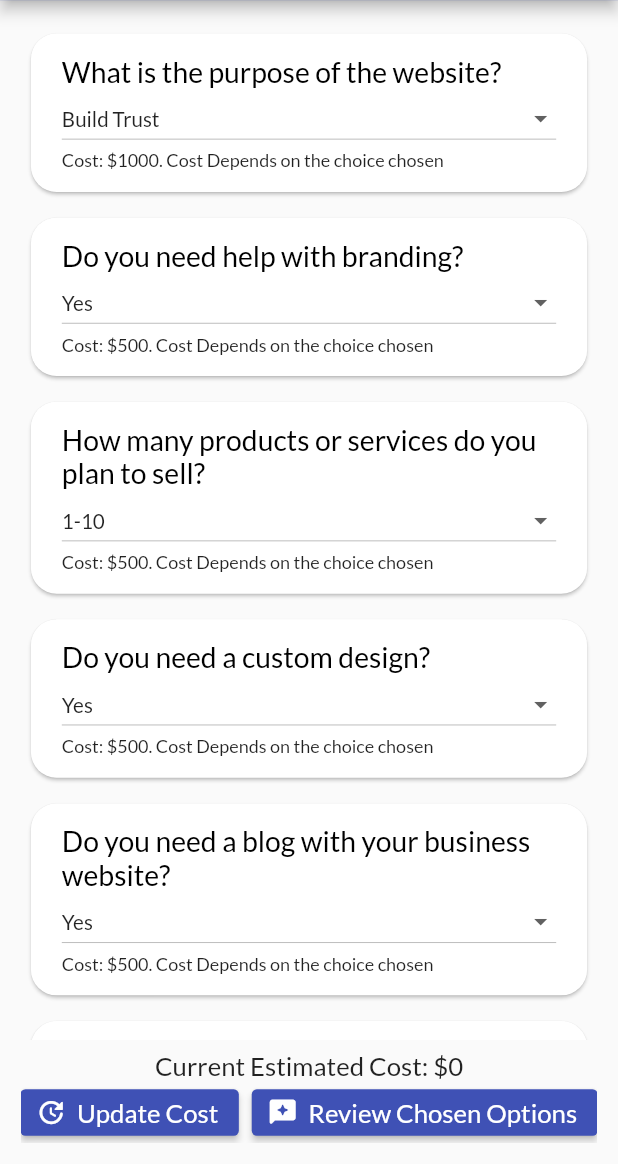
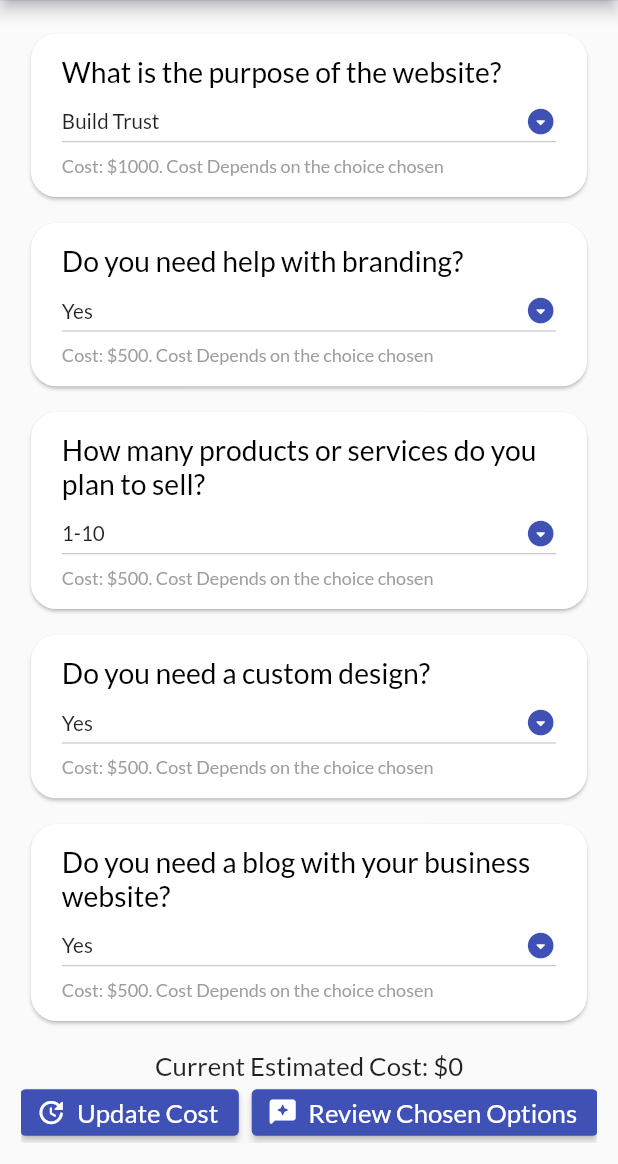
Before and after one commit to fahadthakur/cost-calculator-flutter, a Flutter app: the screen it shows after launch, after a tap on "Business Website", on a phone screen of 412 x 824 dp, the part 72-1236 px from its top. Run offline on Flutter 3.47's test engine with Material 2 defaults, Android fonts, the phone set to English and light mode, and no system bars; our stand-ins replace google_fonts, open_file, pdf, responsive_framework.

Commit message:
Made UI Changes

```diff
--- a/lib/Screens/homepage.dart
+++ b/lib/Screens/homepage.dart
@@ -40,6 +40,23 @@ class _HomepageState extends State<Homepage> {
               child: Column(
                 mainAxisAlignment: MainAxisAlignment.center,
                 children: [
+                  Text(
+                    'Welcome to the cost calculator app. Begin by choosing your targetted industry followed by your targetted development option.',
+                    style: TextStyle(
+                      fontSize: 18.0,
+                      color: Colors.grey,
+                    ),
+                  ),
+                  Text(
+                    'To save your review as a PDF, use the save button on the review page',
+                    style: TextStyle(
+                      fontSize: 18.0,
+                      color: Colors.grey,
+                    ),
+                  ),
+                  SizedBox(
+                    height: 40.0,
+                  ),
                   Text(
                     'What is your target industry?',
                     style:
--- a/lib/widgets.dart
+++ b/lib/widgets.dart
@@ -27,14 +27,20 @@ class QuestionWidget extends StatelessWidget {
                   fontWeight: FontWeight.w500,
                   color: Colors.black),
             ),
-            DropDownList(
-              options: options,
-              cost: cost,
-              question: question,
+            Padding(
+              padding: EdgeInsets.symmetric(vertical: 2.0),
+              child: DropDownList(
+                options: options,
+                cost: cost,
+                question: question,
+              ),
             ),
-            Text('Cost: \$' +
-                cost.toString() +
-                '. Cost Depends on the choice chosen'),
+            Text(
+              'Cost: \$' +
+                  cost.toString() +
+                  '. Cost Depends on the choice chosen',
+              style: TextStyle(color: Colors.grey),
+            ),
           ],
         ),
       ),
@@ -78,6 +84,8 @@ class _DropDownListState extends State<DropDownList> {
   @override
   Widget build(BuildContext context) {
     return DropdownButton(
+      icon: Icon(Icons.arrow_drop_down_circle_rounded),
+      iconEnabledColor: Colors.indigo,
       isExpanded: true,
       items: items
           .map((String item) =>
```
